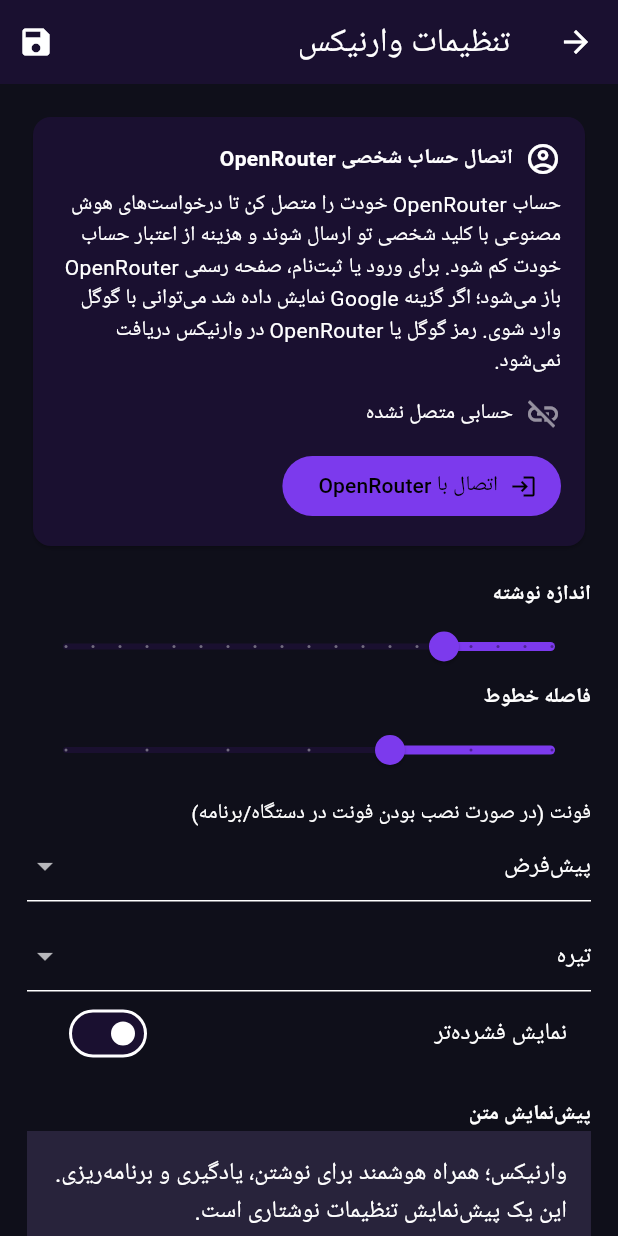
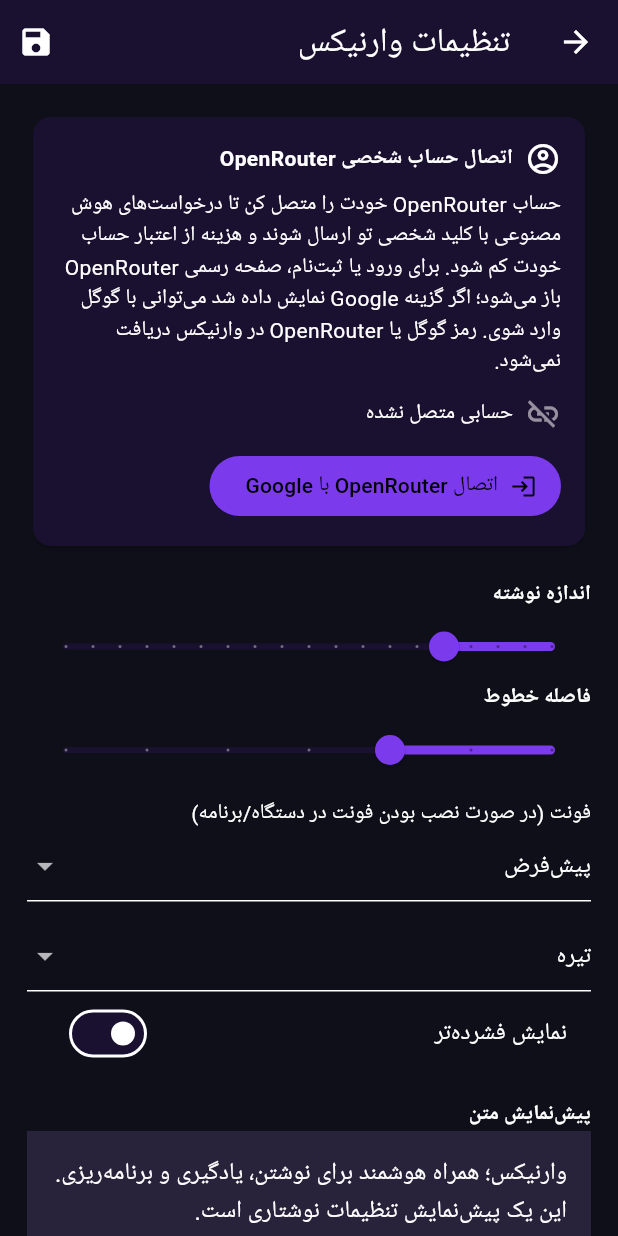
Before and after one commit to razyoamir-ux/Varnix-AI-ultimit, a Flutter app: the AppSettingsScreen screen opened directly, on a phone screen of 412 x 824 dp. Run offline on Flutter 3.47's test engine with Material 3 defaults, Android fonts, the phone set to English and light mode, and no system bars; our stand-ins replace app_links, flutter_secure_storage, shared_preferences, supabase_flutter; accounts and stored records are empty.

Commit message:
Clarify Google sign-in option in OpenRouter connection button

```diff
--- a/lib/screens/home_screen.dart
+++ b/lib/screens/home_screen.dart
@@ -223,7 +223,7 @@ class _AppSettingsScreenState extends State<AppSettingsScreen> {
                   icon: keyLoading
                       ? const SizedBox(width: 18, height: 18, child: CircularProgressIndicator(strokeWidth: 2))
                       : const Icon(Icons.login),
-                  label: Text(keyLoading ? 'در حال اتصال...' : openRouterConnected ? 'اتصال دوباره' : 'اتصال با OpenRouter'),
+                  label: Text(keyLoading ? 'در حال اتصال...' : openRouterConnected ? 'اتصال دوباره' : 'اتصال OpenRouter با Google'),
                 ),
                 if (openRouterConnected)
                   OutlinedButton.icon(
```
